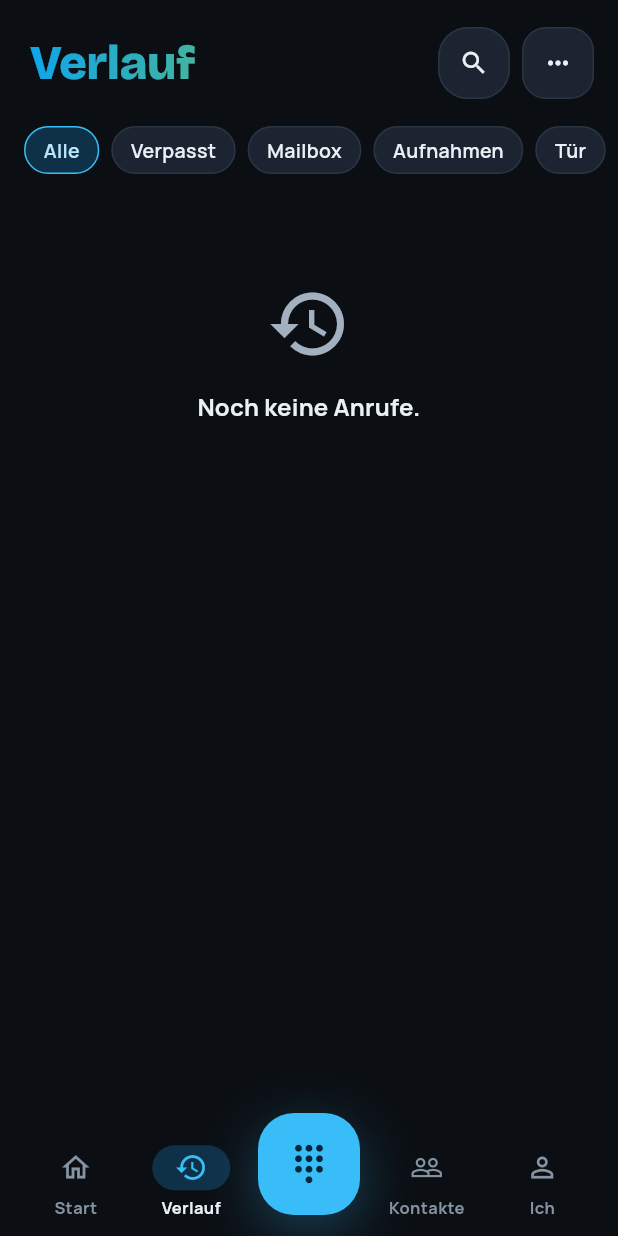
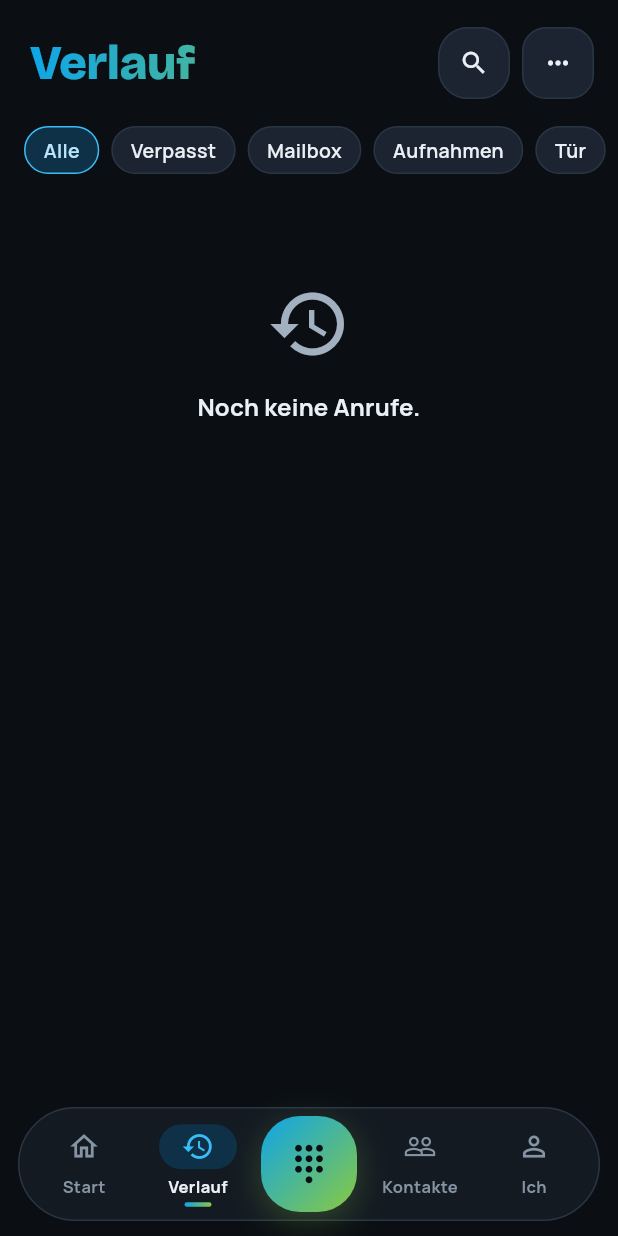
Before and after one commit to iron-exx/ha-phone-app, a Flutter app: the AppShell screen opened directly with empty values, item 2 of the bottom bar chosen, on a phone screen of 412 x 824 dp. Run offline on Flutter 3.47's test engine with Material 3 defaults, Android fonts, the phone set to English and light mode, and no system bars; our stand-ins replace flutter_contacts, just_audio, permission_handler, shared_preferences; missing offline and left inert: mobile_scanner; accounts and stored records are empty.

Commit message:
feat(app): untere Leiste als schwebende Pille, Wählen-Knopf im Verlauf
Aktiver Reiter bekommt einen kurzen Verlaufsbalken; der blaue Schein
am Wählen-Knopf wird ein leichter grüner.

Co-Authored-By: Claude Opus 5.5 <noreply@anthropic.com>
Claude-Session: https://claude.ai/code/session_01Tb211UeES2ucPFStDvonTq

```diff
--- a/app-flutter/lib/widgets/app_nav_bar.dart
+++ b/app-flutter/lib/widgets/app_nav_bar.dart
@@ -5,9 +5,10 @@ import '../theme/app_colors.dart';
 import '../theme/app_theme.dart';
 import 'nw_widgets.dart';
 
-/// Nachtwache bottom bar: Start · Verlauf · (Wählen, raised blue 68 dp
-/// button with a soft glow) · Kontakte · Ich. [historyBadge] is the red
-/// count on Verlauf (missed calls + new voicemails).
+/// Nachtwache bottom bar as a floating pill: Start · Verlauf · (Wählen,
+/// 64 dp button in the brand gradient with a light green glow) · Kontakte ·
+/// Ich. The active tab shows a tinted icon pill plus a short gradient bar.
+/// [historyBadge] is the red count on Verlauf (missed calls + new voicemails).
 class AppNavBar extends StatelessWidget {
   const AppNavBar({
     super.key,
@@ -43,9 +44,16 @@ class AppNavBar extends StatelessWidget {
         child: SafeArea(
           top: false,
           child: Padding(
-            padding: const EdgeInsets.fromLTRB(12, 8, 12, 10),
+            padding: const EdgeInsets.fromLTRB(12, 6, 12, 10),
+            child: DecoratedBox(
+              key: const ValueKey('nav-pill'),
+              decoration: ShapeDecoration(
+                color: c.surface,
+                shape: StadiumBorder(side: BorderSide(color: c.stroke)),
+              ),
+              child: Padding(
+                padding: const EdgeInsets.all(6),
                 child: Row(
-              crossAxisAlignment: CrossAxisAlignment.end,
                   children: [
                     _tab(context, AppTab.start, 'Start', Icons.home_outlined, Icons.home_rounded),
                     _tab(context, AppTab.history, 'Verlauf', Icons.history, Icons.history, badge: historyBadge),
@@ -53,6 +61,8 @@ class AppNavBar extends StatelessWidget {
                     _tab(context, AppTab.contacts, 'Kontakte', Icons.people_outline, Icons.people_rounded),
                     _tab(context, AppTab.me, 'Ich', Icons.person_outline, Icons.person_rounded, warning: meWarning),
                   ],
+                ),
+              ),
             ),
           ),
         ),
@@ -79,7 +89,7 @@ class AppNavBar extends StatelessWidget {
         excludeSemantics: true,
         child: InkWell(
           key: ValueKey('tab-${tab.name}'),
-          borderRadius: BorderRadius.circular(18),
+          borderRadius: BorderRadius.circular(NwRadius.row),
           onTap: () => onSelect(tab),
           child: ConstrainedBox(
             constraints: const BoxConstraints(minHeight: 56),
@@ -87,7 +97,7 @@ class AppNavBar extends StatelessWidget {
               mainAxisSize: MainAxisSize.min,
               mainAxisAlignment: MainAxisAlignment.center,
               children: [
-                const SizedBox(height: 4),
+                const SizedBox(height: 2),
                 Stack(
                   clipBehavior: Clip.none,
                   children: [
@@ -136,6 +146,18 @@ class AppNavBar extends StatelessWidget {
                     color: on ? c.text : c.faint,
                   ),
                 ),
+                const SizedBox(height: 3),
+                on
+                    ? Container(
+                        key: ValueKey('tab-indicator-${tab.name}'),
+                        width: 18,
+                        height: 3,
+                        decoration: BoxDecoration(
+                          gradient: c.brandGradient,
+                          borderRadius: BorderRadius.circular(2),
+                        ),
+                      )
+                    : const SizedBox(height: 3),
               ],
             ),
           ),
@@ -147,31 +169,40 @@ class AppNavBar extends StatelessWidget {
   Widget _dialButton(BuildContext context) {
     final c = context.nw;
     final on = selected == AppTab.dial;
+    final radius = BorderRadius.circular(NwRadius.dialButton);
     return Padding(
-      padding: const EdgeInsets.symmetric(horizontal: 6),
+      padding: const EdgeInsets.symmetric(horizontal: 4),
       child: Semantics(
         button: true,
         selected: on,
         label: 'Wählen',
         onTap: () => onSelect(AppTab.dial),
         excludeSemantics: true,
-        child: Container(
+        child: DecoratedBox(
           key: const ValueKey('tab-dial'),
-          margin: const EdgeInsets.only(bottom: 4),
           decoration: BoxDecoration(
-            borderRadius: BorderRadius.circular(24),
-            boxShadow: [BoxShadow(color: c.blue.withOpacity(0.28), blurRadius: 30, offset: const Offset(0, 10))],
+            borderRadius: radius,
+            // Light green glow (spec §2), replaces the blue one.
+            boxShadow: [
+              BoxShadow(
+                color: c.brandGradient.colors.last.withOpacity(0.25),
+                blurRadius: 18,
+                offset: const Offset(0, 6),
+              ),
+            ],
           ),
           child: Material(
-            color: c.blue,
-            borderRadius: BorderRadius.circular(24),
+            type: MaterialType.transparency,
+            child: Ink(
+              decoration: BoxDecoration(gradient: c.brandGradient, borderRadius: radius),
               child: InkWell(
-              borderRadius: BorderRadius.circular(24),
+                borderRadius: radius,
                 onTap: () => onSelect(AppTab.dial),
                 child: SizedBox(
-                width: 68,
-                height: 68,
-                child: Icon(Icons.dialpad_rounded, size: 28, color: c.blueInk),
+                  width: 64,
+                  height: 64,
+                  child: Icon(Icons.dialpad_rounded, size: 28, color: c.brandInk),
+                ),
               ),
             ),
           ),
```
Also changed, not shown: 1 other file. Lines whose indentation alone changed are shown as unchanged.
